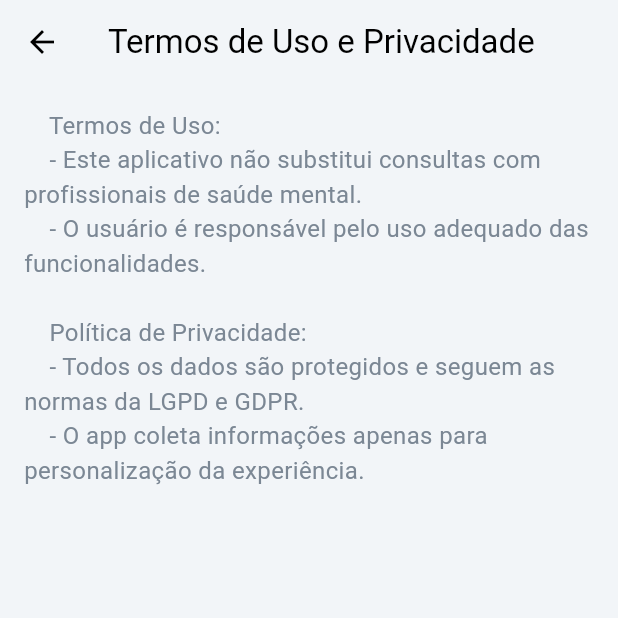
After one commit to IBrenoS/mindcare_app, a Flutter app: the HelpScreen screen opened directly, after a tap on "Termos de Uso e Privacidade", on a phone screen of 412 x 824 dp, the top half of it. The commit adds this screen. Run offline on Flutter 3.47's test engine with Material 3 defaults, Android fonts, the phone set to English and light mode, and no system bars; our stand-ins replace flutter_animate, flutter_rating_bar, flutter_screenutil, flutter_secure_storage, flutter_spinkit, geolocator and 10 more; accounts and stored records are empty.

Commit message:
Adicionando sessões de FAQ, Termos

```diff
--- /dev/null
+++ b/lib/screens/help/help_screen.dart
@@ -0,0 +1,62 @@
+import 'package:flutter/material.dart';
+import 'package:mindcare_app/screens/help/FAQ_screen.dart';
+import 'package:mindcare_app/screens/help/support_screen.dart';
+import 'package:mindcare_app/screens/help/terms_screen.dart';
+import 'package:mindcare_app/screens/help/usageGuide_screen.dart';
+
+class HelpScreen extends StatelessWidget {
+  const HelpScreen({Key? key}) : super(key: key);
+
+  @override
+  Widget build(BuildContext context) {
+    return Scaffold(
+      appBar: AppBar(
+        title: const Text('Ajuda e Suporte'),
+      ),
+      body: ListView(
+        children: [
+          ListTile(
+            leading: const Icon(Icons.question_answer),
+            title: const Text('Perguntas Frequentes (FAQ)'),
+            onTap: () {
+              Navigator.push(
+                context,
+                MaterialPageRoute(builder: (context) => FAQScreen()),
+              );
+            },
+          ),
+          ListTile(
+            leading: const Icon(Icons.contact_support),
+            title: const Text('Suporte e Contato'),
+            onTap: () {
+              Navigator.push(
+                context,
+                MaterialPageRoute(builder: (context) => SupportScreen()),
+              );
+            },
+          ),
+          ListTile(
+            leading: const Icon(Icons.book),
+            title: const Text('Guia de Uso do App'),
+            onTap: () {
+              Navigator.push(
+                context,
+                MaterialPageRoute(builder: (context) => UsageGuideScreen()),
+              );
+            },
+          ),
+          ListTile(
+            leading: const Icon(Icons.privacy_tip),
+            title: const Text('Termos de Uso e Privacidade'),
+            onTap: () {
+              Navigator.push(
+                context,
+                MaterialPageRoute(builder: (context) => TermsScreen()),
+              );
+            },
+          ),
+        ],
+      ),
+    );
+  }
+}
--- /dev/null
+++ b/lib/screens/help/terms_screen.dart
@@ -0,0 +1,29 @@
+import 'package:flutter/material.dart';
+
+class TermsScreen extends StatelessWidget {
+  final String termsText = '''
+    Termos de Uso:
+    - Este aplicativo não substitui consultas com profissionais de saúde mental.
+    - O usuário é responsável pelo uso adequado das funcionalidades.
+
+    Política de Privacidade:
+    - Todos os dados são protegidos e seguem as normas da LGPD e GDPR.
+    - O app coleta informações apenas para personalização da experiência.
+    ''';
+
+  @override
+  Widget build(BuildContext context) {
+    return Scaffold(
+      appBar: AppBar(
+        title: const Text('Termos de Uso e Privacidade'),
+      ),
+      body: SingleChildScrollView(
+        padding: const EdgeInsets.all(16.0),
+        child: Text(
+          termsText,
+          style: const TextStyle(fontSize: 16),
+        ),
+      ),
+    );
+  }
+}
--- /dev/null
+++ b/lib/screens/help/usageGuide_screen.dart
@@ -0,0 +1,28 @@
+import 'package:flutter/material.dart';
+
+class UsageGuideScreen extends StatelessWidget {
+  final List<String> guideSteps = [
+    'Acesse a tela inicial para ver as principais opções.',
+    'Use o Diário de Humor para registrar como você se sente diariamente.',
+    'Acesse a Comunidade de Apoio para compartilhar experiências.',
+    // Adicione mais instruções
+  ];
+
+  @override
+  Widget build(BuildContext context) {
+    return Scaffold(
+      appBar: AppBar(
+        title: const Text('Guia de Uso do App'),
+      ),
+      body: ListView.builder(
+        itemCount: guideSteps.length,
+        itemBuilder: (context, index) {
+          return ListTile(
+            leading: const Icon(Icons.check_circle_outline),
+            title: Text(guideSteps[index]),
+          );
+        },
+      ),
+    );
+  }
+}
--- a/pubspec.yaml
+++ b/pubspec.yaml
@@ -31,6 +31,7 @@ dependencies:
   cached_network_image: ^3.4.1
 
   # Notificações e mensagens push
+
 
   # Funcionalidades de segurança e armazenamento local
   flutter_secure_storage: ^9.2.2
```
Also changed, not shown: lib/screens/help/FAQ_screen.dart (added, +40 -0 lines), lib/screens/help/support_screen.dart (added, +62 -0 lines), lib/screens/settings/settings_screen.dart (+25 -13 lines).
